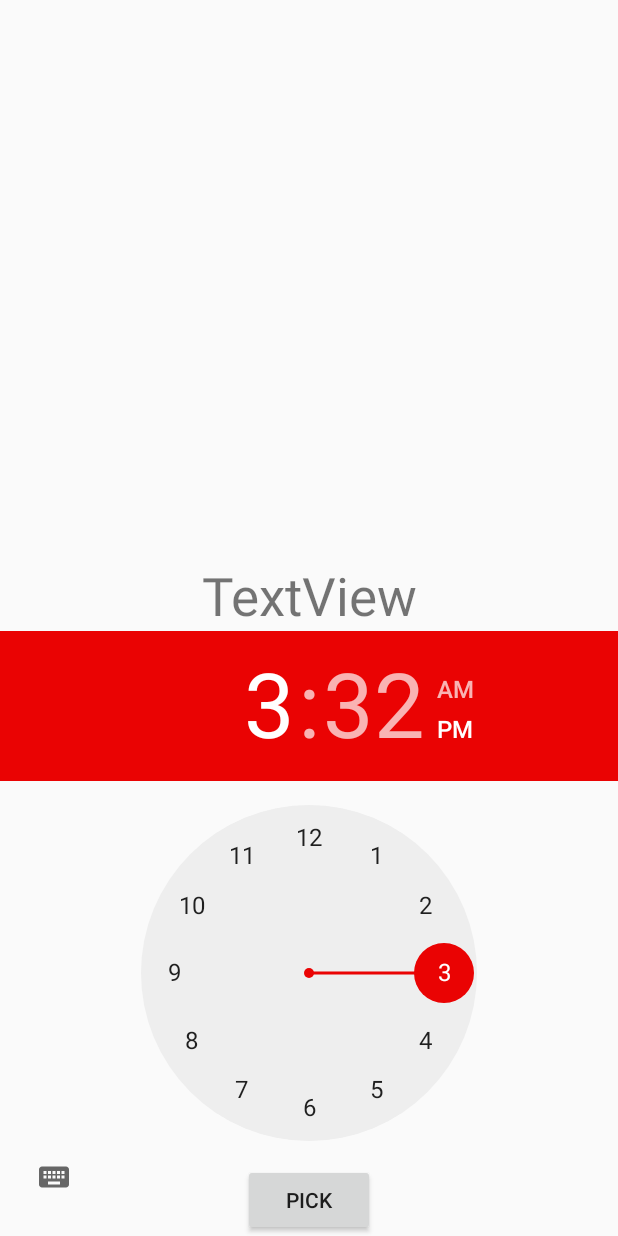
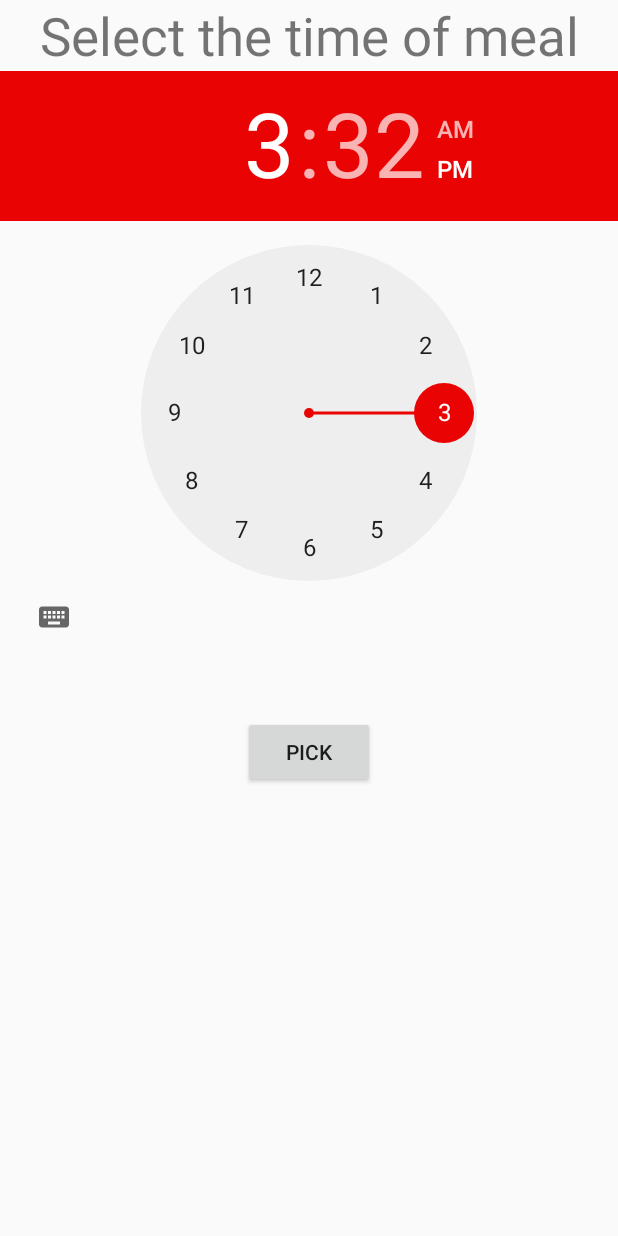
Before and after one commit to briana-li/LetsKetchup, an Android app: the CreateChat screen opened directly, with no data from a screen before it, after a tap on "PICK", on a phone screen of 412 x 824 dp. Run offline under Robolectric (Android 15) with nearby library versions, the light colour scheme and no system bars.

Commit message:
Some time and date picker fixes plus initial message change

```diff
--- a/app/src/main/java/edu/brandeis/cs/brianali/letsketchuptest/model/Message.java
+++ b/app/src/main/java/edu/brandeis/cs/brianali/letsketchuptest/model/Message.java
@@ -1,13 +1,14 @@
 package edu.brandeis.cs.brianali.letsketchuptest.model;
+
+import edu.brandeis.cs.brianali.letsketchuptest.R;
 
 public class Message {
 
     private String sender;
     private String message;
-    //private Boolean multimedia = false;
     private String contentType = "";
     private String contentLocation = "";
-    //private String timestamp = "";
+
 
     public Message(){
 
@@ -17,24 +18,20 @@ public class Message {
     public Message(String sender, String message, String time){
         this.sender = sender;
         this.message = message;
-        //this.timestamp = time;
-        //this.multimedia = false;
     }
 
-//    //Constructor for Multimedia message
-//    public Message(String sender, String message, String contentType, String contentLocation, String time){
-//        this.sender = sender;
-//        this.message = message;
-//        this.multimedia = true;
-//        this.contentType = contentType;
-//        this.timestamp = time;
-//        this.contentLocation = contentLocation;
-//    }
+    //Constructor for initial message
+    public Message(String sender){
+        this.sender = "system";
+        this.message = "If you would like to leave this chat, please select the \"leave\" option";
+    }
+
+
 
     public String getSender() {
         return sender;
     }
-//    public String getTimestamp(){return timestamp;}
+
     public String getMessage() {
         return message;
     }
@@ -43,9 +40,7 @@ public class Message {
         return contentLocation;
     }
 
-//    public Boolean getMultimedia() {
-//        return multimedia;
-//    }
+
 
     public String getContentType() {
         return contentType;
--- a/app/src/main/java/edu/brandeis/cs/brianali/letsketchuptest/ui/ChatActivity.java
+++ b/app/src/main/java/edu/brandeis/cs/brianali/letsketchuptest/ui/ChatActivity.java
@@ -233,9 +233,8 @@ public class ChatActivity extends AppCompatActivity {
         chatRef.updateChildren(chatItemMap);
 
         //Create corresponding message location for this chat
-        String initialMessage = mFriendsInChat.getText().toString();
         Message initialMessages =
-                new Message("System", initialMessage, "");
+                new Message("System");
         final DatabaseReference initMsgRef =
                 mFirebaseDatabase.getReference(Constants.MESSAGE_LOCATION + "/" + pushKey);
         final DatabaseReference msgPush = initMsgRef.push();
--- a/app/src/main/java/edu/brandeis/cs/brianali/letsketchuptest/ui/CreateChat.java
+++ b/app/src/main/java/edu/brandeis/cs/brianali/letsketchuptest/ui/CreateChat.java
@@ -88,9 +88,9 @@ public class CreateChat extends AppCompatActivity {
     }
 
     public void timeLayout(){
-       // title.setText(R.string.time_title);
-        buttonDate.setVisibility(View.GONE);
-        date.setVisibility(View.GONE);
+        title.setText(R.string.time_title);
+        buttonDate.setVisibility(View.INVISIBLE);
+        date.setVisibility(View.INVISIBLE);
         buttonTime.setVisibility(View.VISIBLE);
         time.setVisibility(View.VISIBLE);
 
@@ -98,9 +98,9 @@ public class CreateChat extends AppCompatActivity {
     }
 
     public void dateLayout(){
-      //  title.setText(R.string.date_title);
-        buttonTime.setVisibility(View.GONE);
-        time.setVisibility(View.GONE);
+        title.setText(R.string.date_title);
+        buttonTime.setVisibility(View.INVISIBLE);
+        time.setVisibility(View.INVISIBLE);
         buttonDate.setVisibility(View.VISIBLE);
         date.setVisibility(View.VISIBLE);
     }
--- a/app/src/main/res/layout/activity_create_chat.xml
+++ b/app/src/main/res/layout/activity_create_chat.xml
@@ -21,11 +21,10 @@
         android:id="@+id/title"
         android:layout_width="wrap_content"
         android:layout_height="wrap_content"
-        android:layout_above="@+id/timePicker"
         android:layout_alignParentEnd="true"
         android:layout_alignParentStart="true"
         android:layout_alignParentTop="true"
-        android:gravity="bottom"
+
         android:text="TextView"
         android:textAlignment="center"
         android:textSize="35sp" />
@@ -34,23 +33,24 @@
         android:id="@+id/buttonTime"
         android:layout_width="wrap_content"
         android:layout_height="wrap_content"
-        android:text="Pick"
-        android:layout_alignParentBottom="true"
-        android:layout_centerHorizontal="true" />
+        android:layout_alignBaseline="@+id/buttonDate"
+        android:layout_alignBottom="@+id/buttonDate"
+        android:layout_centerHorizontal="true"
+        android:text="Pick" />
 
     <Button
         android:id="@+id/buttonDate"
         android:layout_width="wrap_content"
         android:layout_height="wrap_content"
-        android:text="Pick"
-        android:layout_alignParentBottom="true"
-        android:layout_centerHorizontal="true" />
+        android:layout_alignStart="@+id/buttonTime"
+        android:layout_below="@+id/datePicker"
+        android:text="Pick" />
 
     <DatePicker
         android:id="@+id/datePicker"
         android:layout_width="wrap_content"
         android:layout_height="wrap_content"
-        android:layout_alignParentBottom="true"
+        android:layout_below="@+id/title"
         android:layout_centerHorizontal="true" />
 
 </RelativeLayout>
--- a/app/src/main/res/values/strings.xml
+++ b/app/src/main/res/values/strings.xml
@@ -4,8 +4,10 @@
     <string name="sign_out">Sign Out</string>
     <string name="friends_list">Friends</string>
     <string name="find_friends">Find Friends</string>
-    <string name="time_title">Please select the time for your meal</string>
-    <string name="date_title">Please select the date for your meal</string>
+    <string name="time_title">Select the time of meal</string>
+    <string name="date_title">Select the date of meal</string>
+    <string name="initMes">If you would like to leave this chat, please select "leave"</string>
+
 
     <string name="settings_text_select_theme">Select Theme:</string>
     <string name="settings_text_credentials">Credentials</string>
```
